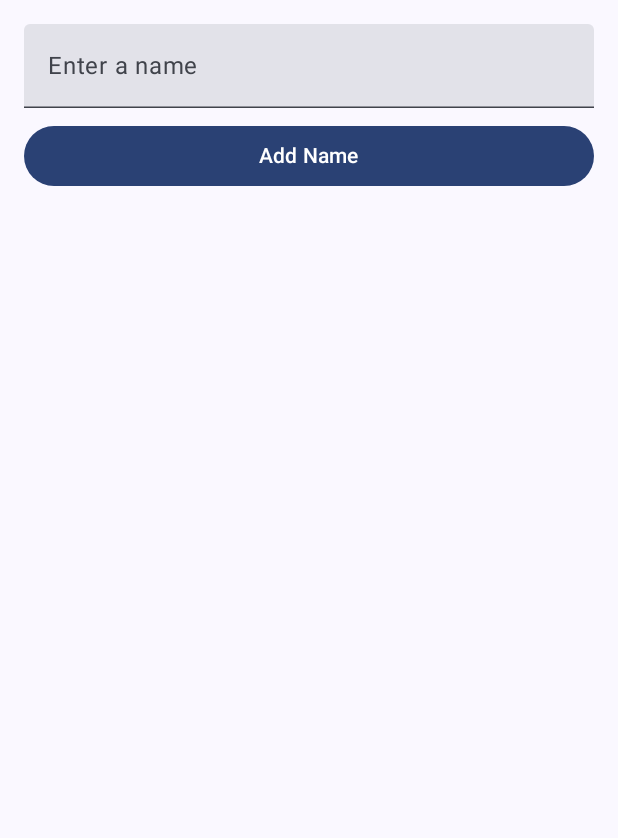
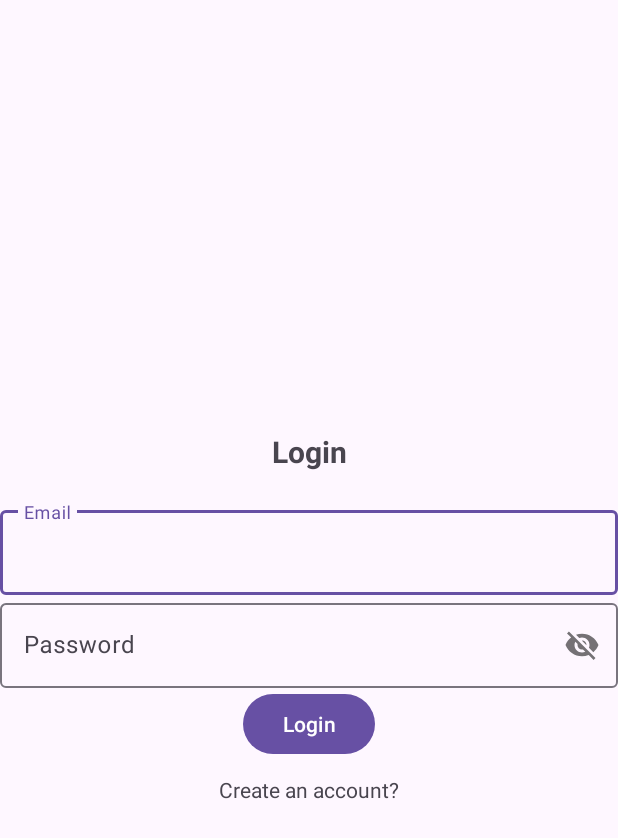
Before and after one commit to achchala/ece452-project, an Android app built with Jetpack Compose: the screen it shows after launch (MainActivity before the commit, Login after it), on a phone screen of 412 x 824 dp. Shown: the top 838 px of the screen. Run offline under Robolectric (Android 15) with nearby library versions, the phone set to English and light mode, and no system bars; our stand-ins replace Firebase (no records; nobody signed in at launch, a user with empty details on screens opened directly).

Commit message:
changed app name to evenly, added firebase login functionality

```diff
--- /dev/null
+++ b/frontend/app/src/main/java/com/example/evenly/Login.kt
@@ -0,0 +1,52 @@
+package com.example.evenly
+
+import android.content.Intent
+import android.os.Bundle
+import android.widget.Toast
+import androidx.activity.enableEdgeToEdge
+import androidx.appcompat.app.AppCompatActivity
+import androidx.core.view.ViewCompat
+import androidx.core.view.WindowInsetsCompat
+import com.example.evenly.databinding.ActivityLoginBinding
+import com.google.firebase.auth.FirebaseAuth
+
+class Login : AppCompatActivity() {
+
+    private lateinit var binding: ActivityLoginBinding
+    private lateinit var firebaseAuth: FirebaseAuth
+    override fun onCreate(savedInstanceState: Bundle?) {
+        super.onCreate(savedInstanceState)
+        binding = ActivityLoginBinding.inflate(layoutInflater)
+        enableEdgeToEdge()
+        setContentView(binding.root)
+        ViewCompat.setOnApplyWindowInsetsListener(findViewById(R.id.main)) { v, insets ->
+            val systemBars = insets.getInsets(WindowInsetsCompat.Type.systemBars())
+            v.setPadding(systemBars.left, systemBars.top, systemBars.right, systemBars.bottom)
+            insets
+        }
+
+        firebaseAuth = FirebaseAuth.getInstance()
+        binding.createAccount.setOnClickListener{
+            val intent = Intent(this, Register::class.java)
+            startActivity(intent)
+        }
+
+        binding.btnLogin.setOnClickListener {
+            val email = binding.email.text.toString()
+            val password = binding.password.text.toString()
+
+            if (email.isNotEmpty() && password.isNotEmpty()) {
+                firebaseAuth.signInWithEmailAndPassword(email, password).addOnCompleteListener{
+                    if (it.isSuccessful) {
+                        val intent = Intent(this, MainActivity::class.java)
+                        startActivity(intent)
+                    } else {
+                        Toast.makeText(this, it.exception.toString(), Toast.LENGTH_SHORT).show()
+                    }
+                }
+            } else {
+                Toast.makeText(this, "Empty fields are not allowed.", Toast.LENGTH_SHORT).show()
+            }
+        }
+    }
+}
--- a/frontend/app/src/main/java/com/example/helloworld/MainActivity.kt
+++ b/frontend/app/src/main/java/com/example/evenly/MainActivity.kt
@@ -1,4 +1,4 @@
-package com.example.helloworld
+package com.example.evenly
 
 import android.os.Bundle
 import androidx.activity.ComponentActivity
@@ -13,7 +13,8 @@ import androidx.compose.ui.Alignment
 import androidx.compose.ui.Modifier
 import androidx.compose.ui.tooling.preview.Preview
 import androidx.compose.ui.unit.dp
-import com.example.helloworld.ui.theme.HelloWorldTheme
+import com.example.evenly.ui.theme.HelloWorldTheme
+
 
 class MainActivity : ComponentActivity() {
     override fun onCreate(savedInstanceState: Bundle?) {
--- a/frontend/app/src/main/java/com/example/helloworld/ui/theme/Color.kt
+++ b/frontend/app/src/main/java/com/example/evenly/ui/theme/Color.kt
@@ -1,4 +1,4 @@
-package com.example.helloworld.ui.theme
+package com.example.evenly.ui.theme
 
 import androidx.compose.ui.graphics.Color
 
--- a/frontend/app/src/main/java/com/example/helloworld/ui/theme/Theme.kt
+++ b/frontend/app/src/main/java/com/example/evenly/ui/theme/Theme.kt
@@ -1,6 +1,5 @@
-package com.example.helloworld.ui.theme
+package com.example.evenly.ui.theme
 
-import android.app.Activity
 import android.os.Build
 import androidx.compose.foundation.isSystemInDarkTheme
 import androidx.compose.material3.MaterialTheme
--- a/frontend/app/src/main/java/com/example/helloworld/ui/theme/Type.kt
+++ b/frontend/app/src/main/java/com/example/evenly/ui/theme/Type.kt
@@ -1,4 +1,4 @@
-package com.example.helloworld.ui.theme
+package com.example.evenly.ui.theme
 
 import androidx.compose.material3.Typography
 import androidx.compose.ui.text.TextStyle
--- /dev/null
+++ b/frontend/app/src/main/res/layout/activity_login.xml
@@ -0,0 +1,54 @@
+<?xml version="1.0" encoding="utf-8"?>
+<LinearLayout xmlns:android="http://schemas.android.com/apk/res/android"
+    xmlns:app="http://schemas.android.com/apk/res-auto"
+    xmlns:tools="http://schemas.android.com/tools"
+    android:id="@+id/main"
+    android:layout_width="match_parent"
+    android:orientation="vertical"
+    android:gravity="center"
+    android:layout_height="match_parent"
+    android:padding="15dp"
+    tools:context=".Login">
+
+    <TextView
+        android:text="@string/login"
+        android:textSize="20sp"
+        android:textStyle="bold"
+        android:gravity="center"
+        android:layout_width="match_parent"
+        android:layout_height="wrap_content"
+        android:layout_marginBottom="20dp"/>
+    <com.google.android.material.textfield.TextInputLayout
+        android:layout_width="match_parent"
+        android:layout_height="wrap_content">
+        <com.google.android.material.textfield.TextInputEditText
+            android:id="@+id/email"
+            android:hint="@string/email"
+            android:layout_width="match_parent"
+            android:layout_height="wrap_content" />
+    </com.google.android.material.textfield.TextInputLayout>
+
+    <com.google.android.material.textfield.TextInputLayout
+        android:layout_width="match_parent"
+        android:layout_height="wrap_content"
+        app:passwordToggleEnabled="true">
+        <com.google.android.material.textfield.TextInputEditText
+            android:id="@+id/password"
+            android:hint="@string/password"
+            android:layout_width="match_parent"
+            android:layout_height="wrap_content" />
+    </com.google.android.material.textfield.TextInputLayout>
+
+    <Button
+        android:id="@+id/btn_login"
+        android:layout_width="wrap_content"
+        android:layout_height="wrap_content"
+        android:text="@string/login"/>
+
+    <TextView
+        android:id="@+id/create_account"
+        android:layout_width="wrap_content"
+        android:layout_height="wrap_content"
+        android:text="Create an account?"
+        android:layout_marginTop="10dp" />
+</LinearLayout>
--- a/frontend/app/src/main/res/values/strings.xml
+++ b/frontend/app/src/main/res/values/strings.xml
@@ -1,3 +1,7 @@
 <resources>
-    <string name="app_name">HelloWorld</string>
+    <string name="app_name">evenly</string>
+    <string name="login">Login</string>
+    <string name="email">Email</string>
+    <string name="password">Password</string>
+    <string name="register">Register</string>
 </resources>
--- a/frontend/build.gradle.kts
+++ b/frontend/build.gradle.kts
@@ -3,4 +3,5 @@ plugins {
     alias(libs.plugins.android.application) apply false
     alias(libs.plugins.kotlin.android) apply false
     alias(libs.plugins.kotlin.compose) apply false
+    id("com.google.gms.google-services") version "4.4.2" apply false
 }
--- a/frontend/settings.gradle.kts
+++ b/frontend/settings.gradle.kts
@@ -19,5 +19,6 @@ dependencyResolutionManagement {
     }
 }
 
-rootProject.name = "HelloWorld"
+rootProject.name = "evenly"
+rootProject.buildFileName = "build.gradle.kts"
 include(":app")
```
Also changed, not shown: frontend/app/build.gradle.kts (+15 -2 lines), frontend/app/src/main/AndroidManifest.xml (+13 -4 lines), frontend/app/src/main/java/com/example/evenly/Register.kt (added, +51 -0 lines), frontend/app/src/main/res/layout/activity_register.xml (added, +54 -0 lines), frontend/gradle/libs.versions.toml (+12 -0 lines), 7 other files.
